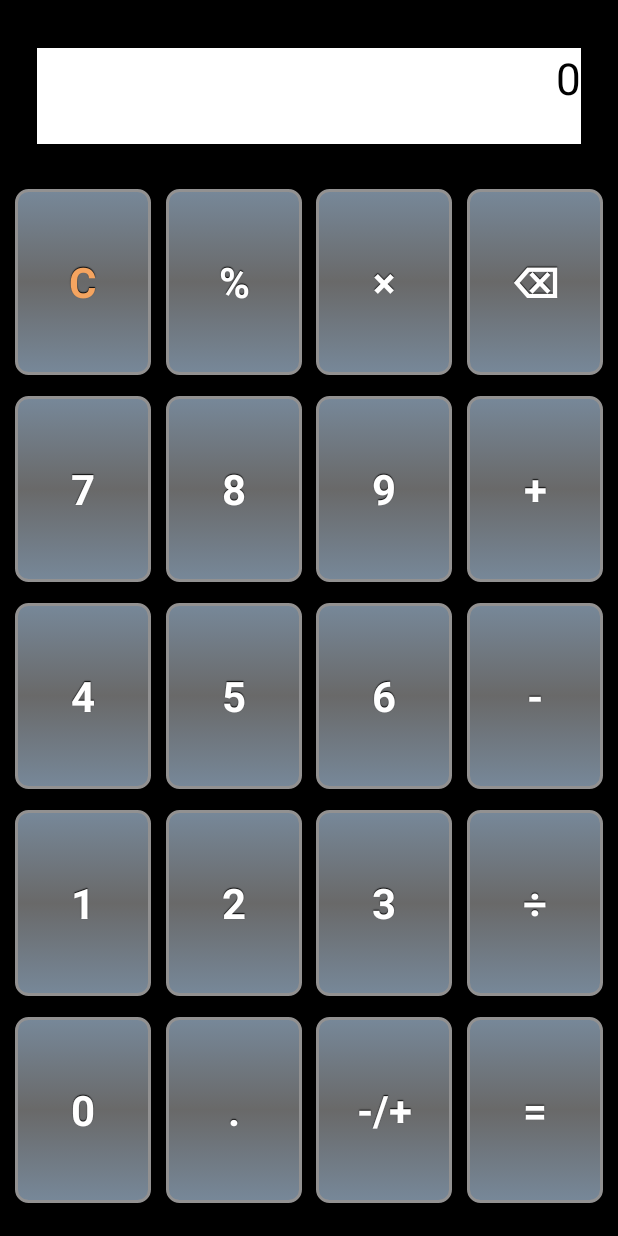
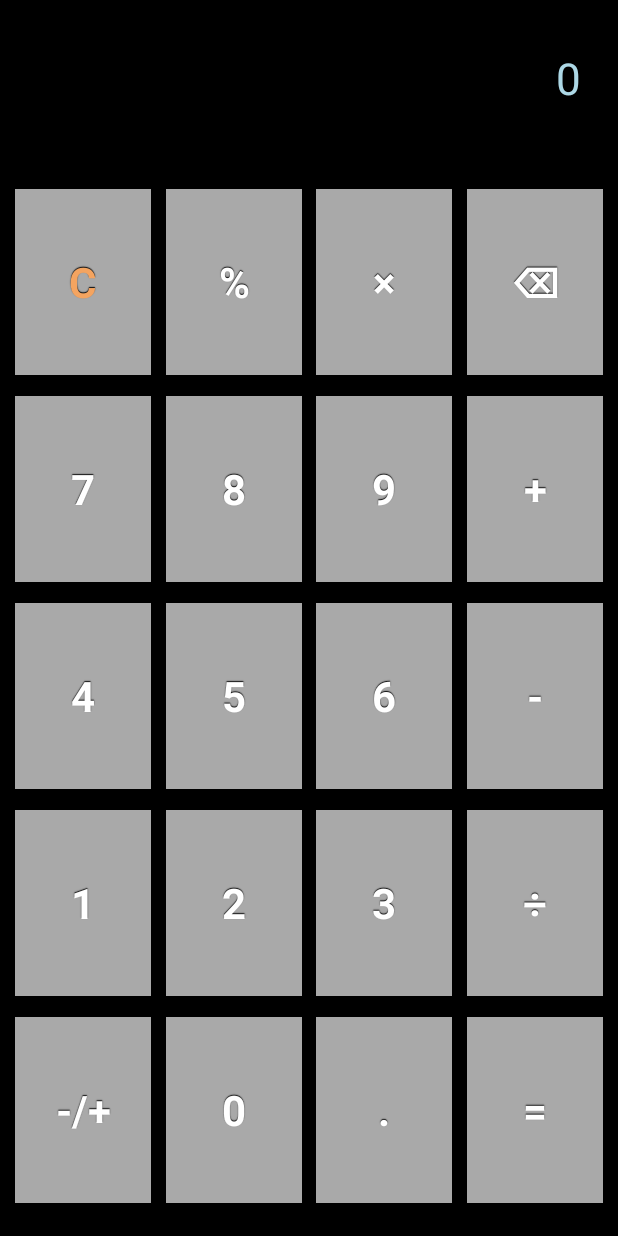
Before and after one commit to spike/Calculator, an Android app: the screen it shows after launch (MainActivity), on a phone screen of 412 x 824 dp. Run offline under Robolectric (Android 15) with nearby library versions, the phone set to English and light mode, and no system bars.

Commit message:
trying new layout

```diff
--- a/app/src/main/res/drawable/button.xml
+++ b/app/src/main/res/drawable/button.xml
@@ -1,6 +1,6 @@
 <?xml version="1.0" encoding="utf-8"?>
 
-<selector xmlns:android="http://schemas.android.com/apk/res/android">
+<selector xmlns:android="http://schemas.android.com/apk/res/android" >
     <item
         android:state_enabled="false"
         android:drawable="@drawable/button_disabled" />
--- a/app/src/main/res/drawable/button_enabled.xml
+++ b/app/src/main/res/drawable/button_enabled.xml
@@ -1,17 +1,7 @@
 <?xml version="1.0" encoding="utf-8"?>
 
 <shape xmlns:android="http://schemas.android.com/apk/res/android" android:shape="rectangle">
-    <gradient
-        android:startColor="@color/LightSlateGray"
-        android:centerColor="@color/DimGray"
-        android:endColor="@color/LightSlateGray"
-        android:angle="90"/>
-    <padding android:left="7dp"
-        android:top="7dp"
-        android:right="7dp"
-        android:bottom="7dp" />
-    <stroke
-        android:width="2dip"
-        android:color="#929191" />
-    <corners android:radius= "8dp" />
+    <solid android:color="@color/DarkGray" />
+
+
 </shape>
--- a/app/src/main/res/drawable/button_focused.xml
+++ b/app/src/main/res/drawable/button_focused.xml
@@ -1,17 +1,6 @@
 <?xml version="1.0" encoding="utf-8"?>
 
 <shape xmlns:android="http://schemas.android.com/apk/res/android" android:shape="rectangle">
-    <gradient
-        android:startColor="#F7D358"
-        android:centerColor="#DF7401"
-        android:endColor="#F7D358"
-        android:angle="90"/>
-    <padding android:left="7dp"
-        android:top="7dp"
-        android:right="7dp"
-        android:bottom="7dp" />
-    <stroke
-        android:width="2dip"
-        android:color="#271616"  />
-    <corners android:radius= "8dp" />
+    <solid android:color="@color/DarkGray" />
+
 </shape>
--- a/app/src/main/res/drawable/button_pressed.xml
+++ b/app/src/main/res/drawable/button_pressed.xml
@@ -1,17 +1,7 @@
 <?xml version="1.0" encoding="utf-8"?>
 
-<shape xmlns:android="http://schemas.android.com/apk/res/android" android:shape="rectangle">
-    <gradient
-        android:startColor="@color/DarkGray"
-        android:centerColor="@color/Black"
-        android:endColor="@color/DarkGray"
-        android:angle="90"/>
-    <padding android:left="7dp"
-        android:top="7dp"
-        android:right="7dp"
-        android:bottom="7dp" />
-    <stroke
-        android:width="2dip"
-        android:color="#271616"  />
-    <corners android:radius= "8dp" />
+<shape xmlns:android="http://schemas.android.com/apk/res/android" android:shape="rectangle" >
+    <solid android:color="@color/Black" />
+
+
 </shape>
--- a/app/src/main/res/layout/activity_main_material_design2.xml
+++ b/app/src/main/res/layout/activity_main_material_design2.xml
@@ -13,11 +13,11 @@
         android:layout_width="0dp"
         android:layout_height="40dp"
         android:layout_marginTop="32dp"
-        android:background="@color/White"
+        android:background="@color/Black"
         android:gravity="start|top"
         android:text="0"
         android:textAlignment="textEnd"
-        android:textColor="@color/Black"
+        android:textColor="@color/LightBlue"
         android:textSize="36sp"
         app:autoSizeTextType="uniform"
         app:layout_constraintEnd_toEndOf="parent"
@@ -30,11 +30,11 @@
         android:id="@+id/calculator_subscreen_for_current_operator"
         android:layout_width="0dp"
         android:layout_height="24dp"
-        android:background="@color/White"
+        android:background="@color/Black"
         android:gravity="start|top"
         android:text=" "
         android:textAlignment="textEnd"
-        android:textColor="@color/Black"
+        android:textColor="@color/LightBlue"
         android:textSize="24sp"
         app:layout_constraintEnd_toEndOf="parent"
         app:layout_constraintStart_toStartOf="parent"
@@ -222,7 +222,7 @@
         android:onClick="operand"
         android:text="1"
         android:textSize="28sp"
-        app:layout_constraintBottom_toTopOf="@+id/button_zero"
+        app:layout_constraintBottom_toTopOf="@+id/button_minus_or_plus_sign"
         app:layout_constraintStart_toStartOf="@+id/button_four"
         app:layout_constraintTop_toBottomOf="@+id/button_four" />
 
@@ -235,8 +235,8 @@
         android:onClick="operand"
         android:text="2"
         android:textSize="28sp"
-        app:layout_constraintBottom_toTopOf="@+id/button_period"
-        app:layout_constraintStart_toStartOf="@+id/button_period"
+        app:layout_constraintBottom_toTopOf="@+id/button_zero"
+        app:layout_constraintStart_toStartOf="@+id/button_zero"
         app:layout_constraintTop_toBottomOf="@+id/button_five" />
 
     <Button
@@ -248,8 +248,8 @@
         android:onClick="operand"
         android:text="3"
         android:textSize="28sp"
-        app:layout_constraintBottom_toTopOf="@+id/button_minus_or_plus"
-        app:layout_constraintStart_toStartOf="@+id/button_minus_or_plus"
+        app:layout_constraintBottom_toTopOf="@+id/button_decimal_point"
+        app:layout_constraintStart_toStartOf="@+id/button_decimal_point"
         app:layout_constraintTop_toBottomOf="@+id/button_six" />
 
     <Button
@@ -266,6 +266,22 @@
         app:layout_constraintTop_toBottomOf="@+id/button_minus" />
 
     <Button
+        android:id="@+id/button_minus_or_plus_sign"
+        android:layout_width="0dp"
+        android:layout_height="0dp"
+        android:layout_marginBottom="8dp"
+        android:onClick="operatorMinusOrPlus"
+        android:text="-/+"
+        android:textSize="28sp"
+        app:layout_constraintBottom_toBottomOf="parent"
+        app:layout_constraintEnd_toStartOf="@+id/button_zero"
+        app:layout_constraintHeight_percent="0.15"
+        app:layout_constraintHorizontal_bias="0.5"
+        app:layout_constraintStart_toStartOf="parent"
+        app:layout_constraintTop_toBottomOf="@+id/button_one"
+        app:layout_constraintWidth_percent="0.22" />
+
+    <Button
         android:id="@+id/button_zero"
         android:layout_width="0dp"
         android:layout_height="0dp"
@@ -274,15 +290,15 @@
         android:text="0"
         android:textSize="28sp"
         app:layout_constraintBottom_toBottomOf="parent"
-        app:layout_constraintEnd_toStartOf="@+id/button_period"
+        app:layout_constraintEnd_toStartOf="@+id/button_decimal_point"
         app:layout_constraintHeight_percent="0.15"
         app:layout_constraintHorizontal_bias="0.5"
-        app:layout_constraintStart_toStartOf="parent"
-        app:layout_constraintTop_toBottomOf="@+id/button_one"
+        app:layout_constraintStart_toEndOf="@+id/button_minus_or_plus_sign"
+        app:layout_constraintTop_toBottomOf="@+id/button_two"
         app:layout_constraintWidth_percent="0.22" />
 
     <Button
-        android:id="@+id/button_period"
+        android:id="@+id/button_decimal_point"
         android:layout_width="0dp"
         android:layout_height="0dp"
         android:layout_marginBottom="8dp"
@@ -290,26 +306,10 @@
         android:text="."
         android:textSize="28sp"
         app:layout_constraintBottom_toBottomOf="parent"
-        app:layout_constraintEnd_toStartOf="@+id/button_minus_or_plus"
+        app:layout_constraintEnd_toStartOf="@+id/button_equal"
         app:layout_constraintHeight_percent="0.15"
         app:layout_constraintHorizontal_bias="0.5"
         app:layout_constraintStart_toEndOf="@+id/button_zero"
-        app:layout_constraintTop_toBottomOf="@+id/button_two"
-        app:layout_constraintWidth_percent="0.22" />
-
-    <Button
-        android:id="@+id/button_minus_or_plus"
-        android:layout_width="0dp"
-        android:layout_height="0dp"
-        android:layout_marginBottom="8dp"
-        android:onClick="operatorMinusOrPlus"
-        android:text="-/+"
-        android:textSize="28sp"
-        app:layout_constraintBottom_toBottomOf="parent"
-        app:layout_constraintEnd_toStartOf="@+id/button_equal"
-        app:layout_constraintHeight_percent="0.15"
-        app:layout_constraintHorizontal_bias="0.5"
-        app:layout_constraintStart_toEndOf="@+id/button_period"
         app:layout_constraintTop_toBottomOf="@+id/button_three"
         app:layout_constraintWidth_percent="0.22" />
 
@@ -325,7 +325,7 @@
         app:layout_constraintEnd_toEndOf="parent"
         app:layout_constraintHeight_percent="0.15"
         app:layout_constraintHorizontal_bias="0.5"
-        app:layout_constraintStart_toEndOf="@+id/button_minus_or_plus"
+        app:layout_constraintStart_toEndOf="@+id/button_decimal_point"
         app:layout_constraintTop_toBottomOf="@+id/button_divide"
         app:layout_constraintWidth_percent="0.22" />
 
--- a/app/src/main/res/values/themes.xml
+++ b/app/src/main/res/values/themes.xml
@@ -1,6 +1,6 @@
 <resources>
     <style name="YourApplicationTheme" parent="@android:style/Theme.Holo.NoActionBar.Fullscreen">
         <item name="android:buttonStyle">@style/button</item>
-        <item name="android:windowBackground">@color/Moccasin</item>
+        <item name="android:windowBackground">@color/Black</item>
     </style>
 </resources>
```
Also changed, not shown: app/src/main/res/layout/activity_main.xml (+13 -13 lines), app/src/main/res/layout/activity_main_material_design.xml (+13 -13 lines).
